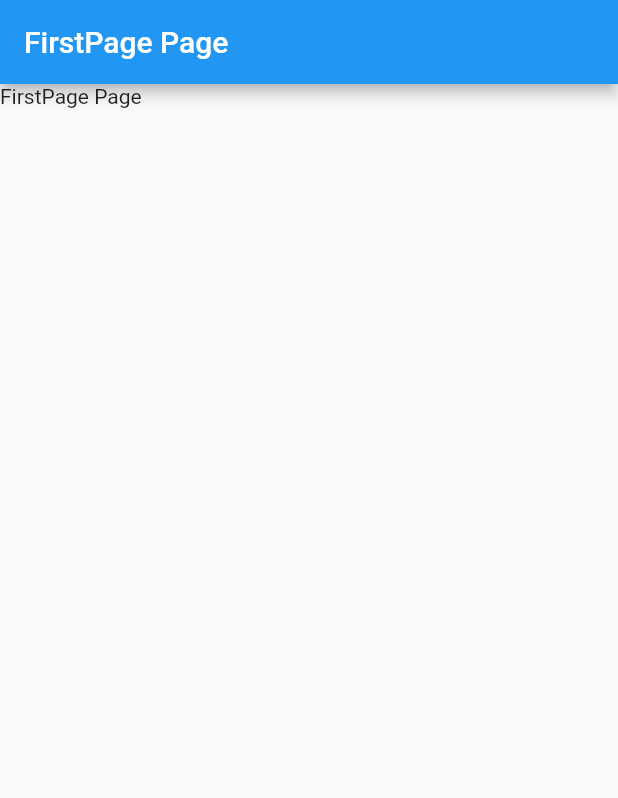
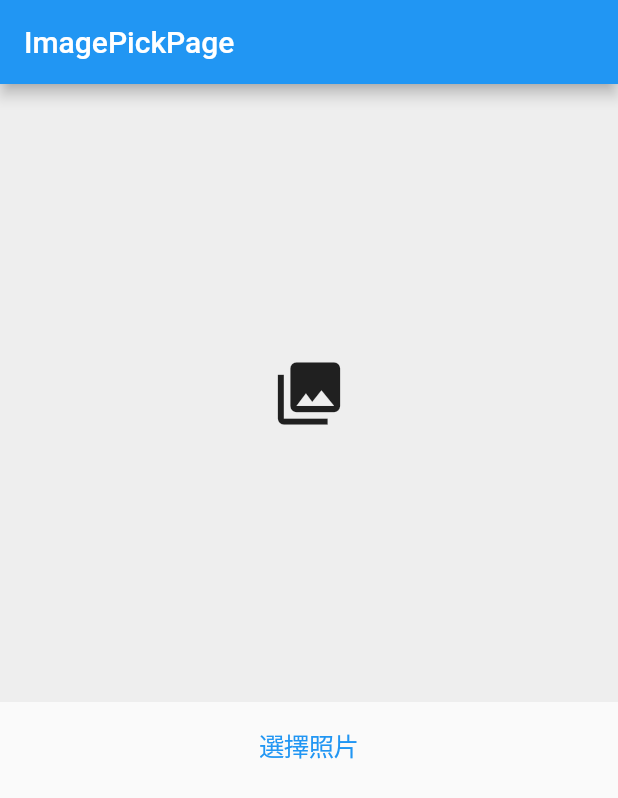
Before and after one commit to soutsjjw/flutter_getx_iThome, a Flutter app: the screen it shows after launch, on a phone screen of 412 x 824 dp. Shown: the top 798 px of the screen. Run offline on Flutter 3.47's test engine with Material 2 defaults, Android fonts, the phone set to English and light mode, and no system bars; our stand-ins replace carousel_slider, equatable, get, image_picker, lottie, shared_preferences.

Commit message:
[Day07] Flutter with GetX image picker 手機相簿選照片
https://ithelp.ithome.com.tw/articles/10268657

```diff
--- /dev/null
+++ b/lib/pages/image_picker/image_picker_bindings.dart
@@ -0,0 +1,10 @@
+import 'package:get/get.dart';
+
+import 'image_picker_controller.dart';
+
+class ImagePickerBinding implements Bindings {
+  @override
+  void dependencies() {
+    Get.lazyPut(() => ImagePickerController());
+  }
+}
--- /dev/null
+++ b/lib/pages/image_picker/image_picker_controller.dart
@@ -0,0 +1,23 @@
+import 'package:get/get.dart';
+import 'package:image_picker/image_picker.dart';
+
+class ImagePickerController extends GetxController{
+  final _imageFilePath = "".obs;
+
+  get imageFilePath => _imageFilePath.value;
+  set imageFilePath(value) => _imageFilePath.value = value;
+
+  @override
+  void onInit() {
+    super.onInit();
+  }
+
+  getImage(ImageSource source) async {
+    final _picker = ImagePicker();
+    XFile? pickedFile = await _picker.pickImage(source: source);
+    if (pickedFile != null) {
+      imageFilePath = pickedFile.path;
+      print(imageFilePath);
+    }
+  }
+}
--- /dev/null
+++ b/lib/pages/image_picker/image_picker_page.dart
@@ -0,0 +1,43 @@
+import 'dart:io';
+
+import 'package:flutter/cupertino.dart';
+import 'package:flutter/material.dart';
+import 'package:get/get.dart';
+import 'package:image_picker/image_picker.dart';
+
+import 'image_picker_controller.dart';
+
+class ImagePickerPage extends GetView<ImagePickerController> {
+  @override
+  Widget build(BuildContext context) {
+    return Scaffold(
+      appBar: AppBar(title: Text('ImagePickPage')),
+      body: SafeArea(
+        child: Column(
+          children: [
+            _buildImageWidget(),
+            CupertinoButton(
+              child: const Text("選擇照片"),
+              onPressed: () => controller.getImage(ImageSource.gallery),
+            ),
+          ],
+        ),
+      ),
+    );
+  }
+
+  Widget _buildImageWidget() {
+    return Center(
+      child: Obx(() {
+        return Container(
+          color: Colors.grey[200],
+          width: Get.width,
+          height: Get.width,
+          child: (controller.imageFilePath.isEmpty)
+              ? Icon(Icons.photo_library, size: 50)
+              : Image.file(File(controller.imageFilePath)),
+        );
+      }),
+    );
+  }
+}
--- a/lib/routes/app_pages.dart
+++ b/lib/routes/app_pages.dart
@@ -2,13 +2,15 @@ import 'package:flutter_getx_ithome/pages/carousel_slide/carousel_slide_bindings
 import 'package:flutter_getx_ithome/pages/carousel_slide/carousel_slide_page.dart';
 import 'package:flutter_getx_ithome/pages/first_page/first_page_bindings.dart';
 import 'package:flutter_getx_ithome/pages/first_page/first_page_page.dart';
+import 'package:flutter_getx_ithome/pages/image_picker/image_picker_bindings.dart';
+import 'package:flutter_getx_ithome/pages/image_picker/image_picker_page.dart';
 import 'package:flutter_getx_ithome/pages/lottie/lottie_bindings.dart';
 import 'package:flutter_getx_ithome/pages/lottie/lottie_page.dart';
 import 'package:get/get.dart';
 part 'app_routes.dart';
 
 abstract class AppPages {
-  static const initPage = Routes.FIRSTPAGE;
+  static const initPage = Routes.IMAGEPICKER;
 
   static final pages = [
     GetPage(
@@ -26,5 +28,10 @@ abstract class AppPages {
       page: () => CarouselSlidePage(),
       binding: CarouselSlideBinding(),
     ),
+    GetPage(
+      name: Routes.IMAGEPICKER,
+      page: () => ImagePickerPage(),
+      binding: ImagePickerBinding(),
+    ),
   ];
 }
--- a/lib/routes/app_routes.dart
+++ b/lib/routes/app_routes.dart
@@ -4,4 +4,5 @@ abstract class Routes {
   static const FIRSTPAGE = '/FirstPage';
   static const LOTTIE = '/lottie';
   static const CAROUSELSLIDE = '/CarouselSlide';
+  static const IMAGEPICKER = '/ImagePicker';
 }
--- a/pubspec.yaml
+++ b/pubspec.yaml
@@ -18,6 +18,7 @@ dependencies:
   lottie: ^1.2.1
   carousel_slider: ^4.0.0
   shared_preferences: ^2.0.8
+  image_picker: ^0.8.4+4
 
 dev_dependencies:
   flutter_test:
```
Also changed, not shown: pubspec.lock.
